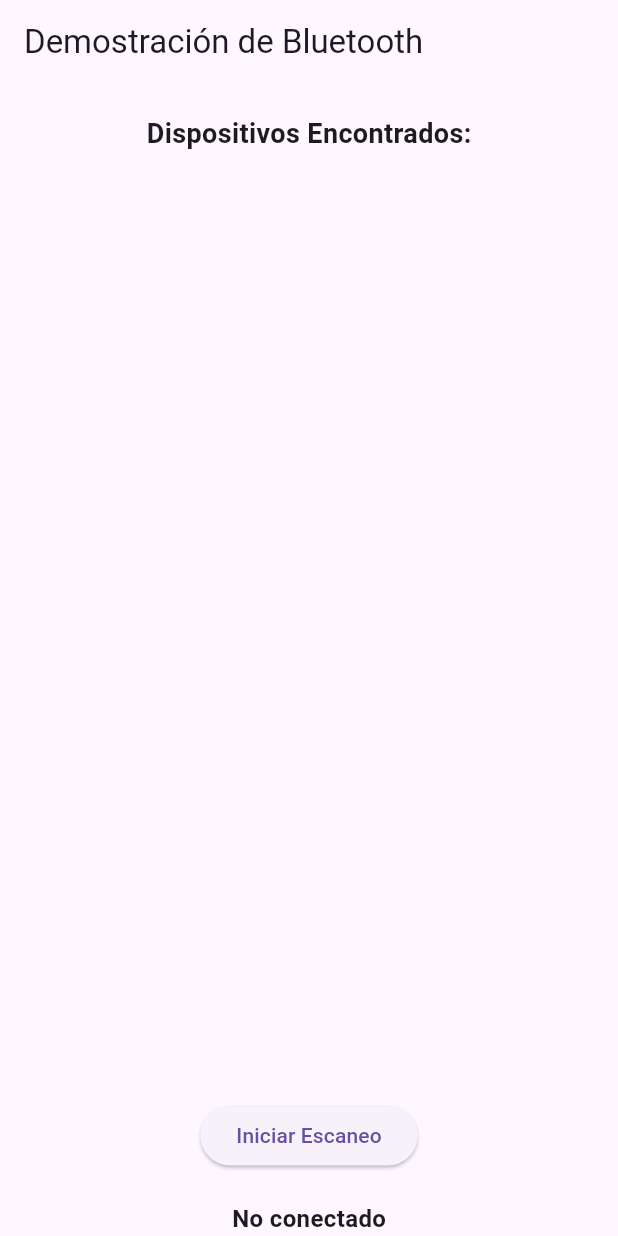
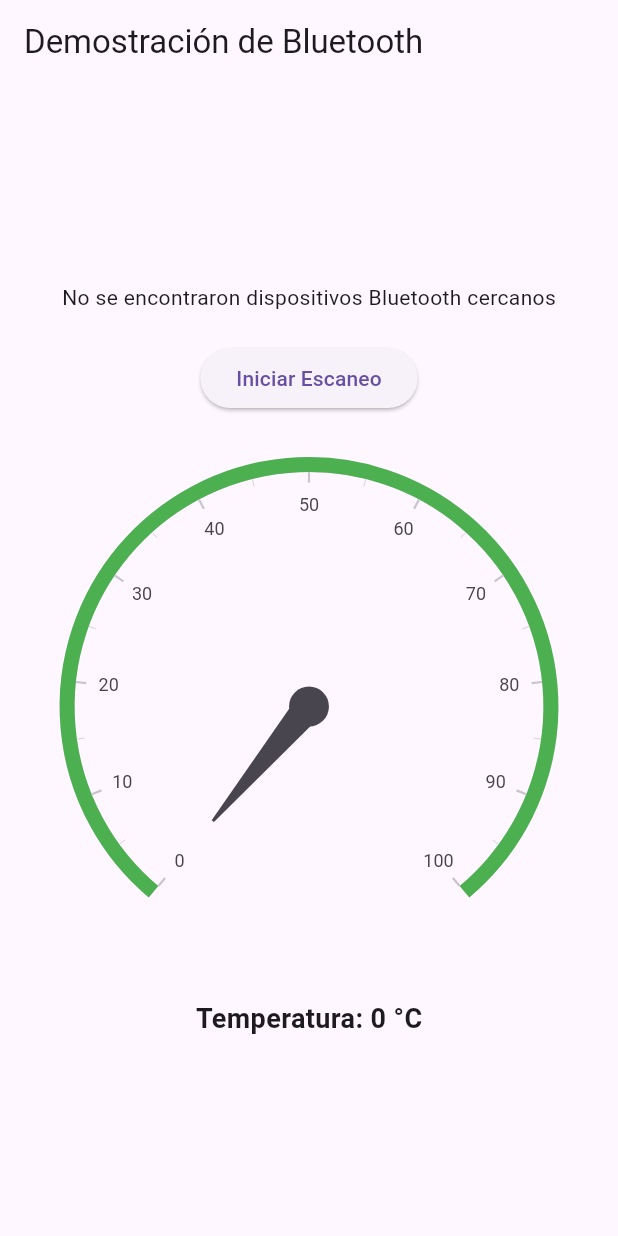
Before and after one commit to Jose4lcantar/abc-jalando, a Flutter app: the screen it shows after launch, on a phone screen of 412 x 824 dp. Run offline on Flutter 3.47's test engine with Material 3 defaults, Android fonts, the phone set to English and light mode, and no system bars; drawn by our look-alikes of syncfusion_flutter_gauges; our stand-ins replace flutter_bluetooth_serial, permission_handler.

Commit message:
con grafiquita :D

```diff
--- a/lib/main.dart
+++ b/lib/main.dart
@@ -6,6 +6,7 @@ import 'dart:typed_data';
 import 'package:flutter/material.dart';
 import 'package:flutter_bluetooth_serial/flutter_bluetooth_serial.dart';
 import 'package:permission_handler/permission_handler.dart';
+import 'package:syncfusion_flutter_gauges/gauges.dart';
 
 void main() {
   runApp(MyApp());
@@ -31,6 +32,7 @@ class _BluetoothScreenState extends State<BluetoothScreen> {
   bool isConnected = false;
   BluetoothConnection? connection;
   String receivedData = '';
+  String temperature = '0';
 
   @override
   void initState() {
@@ -108,6 +110,9 @@ class _BluetoothScreenState extends State<BluetoothScreen> {
       print('Mensaje recibido: $message');
       setState(() {
         receivedData = message;
+        if (_isValidTemperature(message)) {
+          temperature = message.replaceAll(RegExp(r'[^0-9.]'), '');
+        }
       });
     }).onDone(() {
       print('Conexión cerrada');
@@ -117,50 +122,88 @@ class _BluetoothScreenState extends State<BluetoothScreen> {
     });
   }
 
+  bool _isValidTemperature(String data) {
+    try {
+      double.parse(data.replaceAll(RegExp(r'[^0-9.]'), ''));
+      return true;
+    } catch (e) {
+      return false;
+    }
+  }
+
   @override
   Widget build(BuildContext context) {
     return Scaffold(
       appBar: AppBar(
         title: Text('Demostración de Bluetooth'),
       ),
-      body: Column(
-        children: [
+      body: Center(
+        child: Column(
+          mainAxisAlignment: MainAxisAlignment.center,
+          children: <Widget>[
+            _buildDeviceList(),
             SizedBox(height: 20),
-          Text(
-            'Dispositivos Encontrados:',
-            style: TextStyle(fontSize: 18, fontWeight: FontWeight.bold),
+            _buildScanButton(),
+            SizedBox(height: 20),
+            _buildTemperatureGauge(),
+            SizedBox(height: 20),
+            _buildTemperatureText(),
+          ],
         ),
-          Expanded(
+      ),
+    );
+  }
+
+  Widget _buildDeviceList() {
+    return isScanning
+        ? CircularProgressIndicator()
+        : devices.isEmpty
+            ? Text('No se encontraron dispositivos Bluetooth cercanos')
+            : Expanded(
                 child: ListView.builder(
                   itemCount: devices.length,
                   itemBuilder: (context, index) {
+                    final device = devices[index];
                     return ListTile(
-                  title: Text(devices[index].name ?? 'Dispositivo Desconocido'),
-                  subtitle: Text(devices[index].address),
+                      title: Text(device.name ?? 'Dispositivo Desconocido'),
+                      subtitle: Text(device.address),
                       onTap: () {
-                    _connectToDevice(devices[index]);
+                        _connectToDevice(device);
                       },
                     );
                   },
                 ),
-          ),
-          SizedBox(height: 20),
-          ElevatedButton(
-            onPressed: _startScan,
+              );
+  }
+
+  Widget _buildScanButton() {
+    return ElevatedButton(
+      onPressed: isScanning ? null : _startScan,
       child: Text('Iniciar Escaneo'),
-          ),
-          SizedBox(height: 20),
-          isConnected
-              ? Text(
-                  'Datos recibidos: $receivedData',
-                  style: TextStyle(fontSize: 16, fontWeight: FontWeight.bold),
+    );
+  }
+
+  Widget _buildTemperatureGauge() {
+    return SfRadialGauge(
+      axes: <RadialAxis>[
+        RadialAxis(
+          minimum: 0,
+          maximum: 100,
+          ranges: <GaugeRange>[
+            GaugeRange(startValue: 0, endValue: 100, color: Colors.green)
+          ],
+          pointers: <GaugePointer>[
+            NeedlePointer(value: double.parse(temperature))
+          ],
         )
-              : Text(
-                  'No conectado',
-                  style: TextStyle(fontSize: 16, fontWeight: FontWeight.bold),
-                ),
       ],
-      ),
+    );
+  }
+
+  Widget _buildTemperatureText() {
+    return Text(
+      'Temperatura: $temperature °C',
+      style: TextStyle(fontSize: 18, fontWeight: FontWeight.bold),
     );
   }
 
--- a/pubspec.yaml
+++ b/pubspec.yaml
@@ -33,6 +33,7 @@ dependencies:
   flutter_blue: 0.8.0
   permission_handler: ^10.3.0
   flutter_bluetooth_serial: ^0.3.2
+  syncfusion_flutter_gauges:
 
   # The following adds the Cupertino Icons font to your application.
   # Use with the CupertinoIcons class for iOS style icons.
```
Also changed, not shown: pubspec.lock. Lines whose indentation alone changed are shown as unchanged.
